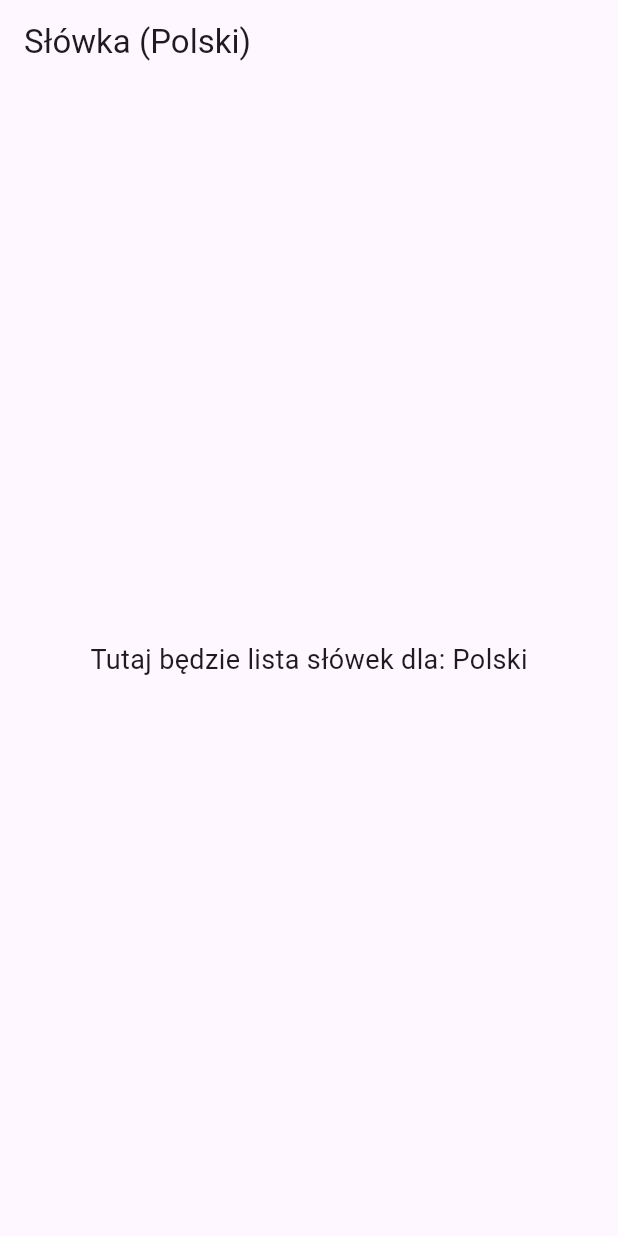
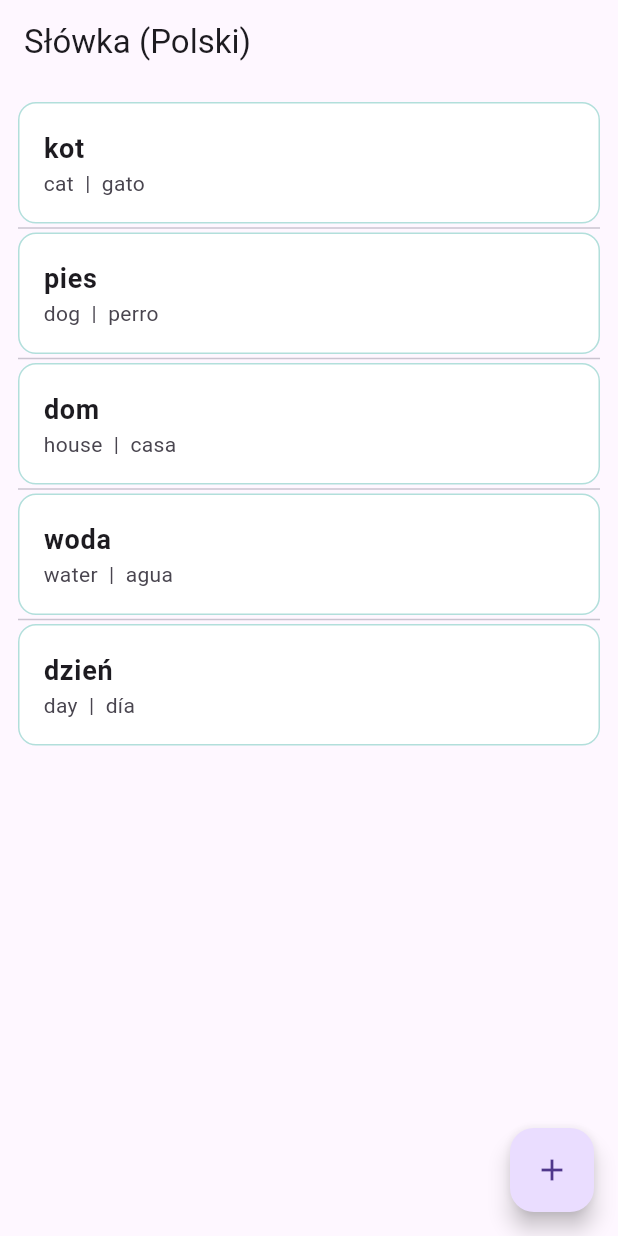
Before and after one commit to d-zienke/words_keeper, a Flutter app: the screen it shows after launch, after a tap on "Wybierz", on a phone screen of 412 x 824 dp. Run offline on Flutter 3.47's test engine with Material 3 defaults, Android fonts, the phone set to English and light mode, and no system bars.

Commit message:
Display word list on HomeScreen based on selected base language
- Add example words (Polish, English, Spanish) as dummy data in WordRepository
- Update HomeScreen to display words using a custom WordTile for each entry
- Show only words that have a translation in the selected base language
- Improve WordTile to show the main word and its translations, styled for readability

```diff
--- a/lib/data/word_repository.dart
+++ b/lib/data/word_repository.dart
@@ -1,8 +1,14 @@
 import '../models/word.dart';
 
 class WordRepository {
-  // Na start prosta lista w pamięci (baza do rozbudowy)
-  final List<Word> _words = [];
+  // Dummy data na start
+  final List<Word> _words = [
+    Word(id: '1', pl: 'kot', en: 'cat', es: 'gato'),
+    Word(id: '2', pl: 'pies', en: 'dog', es: 'perro'),
+    Word(id: '3', pl: 'dom', en: 'house', es: 'casa'),
+    Word(id: '4', pl: 'woda', en: 'water', es: 'agua'),
+    Word(id: '5', pl: 'dzień', en: 'day', es: 'día'),
+  ];
 
   List<Word> getAll() => List.unmodifiable(_words);
 
--- a/lib/screens/home_screen.dart
+++ b/lib/screens/home_screen.dart
@@ -1,20 +1,55 @@
 import 'package:flutter/material.dart';
 import '../models/language.dart';
+import '../data/word_repository.dart';
+import '../models/word.dart';
+import '../widgets/word_tile.dart';
 
 class HomeScreen extends StatelessWidget {
   final Language baseLanguage;
+  final WordRepository repository = WordRepository(); // Na razie lokalnie
 
-  const HomeScreen({required this.baseLanguage, super.key});
+  HomeScreen({required this.baseLanguage, super.key});
 
   @override
   Widget build(BuildContext context) {
+    // Pobieramy listę słówek
+    final List<Word> words = repository.getAll();
+
     return Scaffold(
       appBar: AppBar(title: Text('Słówka (${baseLanguage.name})')),
-      body: Center(
-        child: Text(
-          'Tutaj będzie lista słówek dla: ${baseLanguage.name}',
-          style: const TextStyle(fontSize: 18),
-        ),
+      body: words.isEmpty
+          ? const Center(child: Text('Brak słówek.'))
+          : ListView.separated(
+              padding: const EdgeInsets.all(12),
+              itemCount: words.length,
+              itemBuilder: (context, index) {
+                final word = words[index];
+                // Pokazujemy tylko słówka, które mają podane tłumaczenie w wybranym języku
+                String? mainText;
+                switch (baseLanguage.code) {
+                  case 'pl':
+                    mainText = word.pl;
+                    break;
+                  case 'gb':
+                    mainText = word.en;
+                    break;
+                  case 'es':
+                    mainText = word.es;
+                    break;
+                }
+                if (mainText == null || mainText.isEmpty)
+                  return const SizedBox.shrink();
+
+                return WordTile(word: word, baseLanguage: baseLanguage);
+              },
+              separatorBuilder: (context, index) => const Divider(height: 6),
+            ),
+      floatingActionButton: FloatingActionButton(
+        onPressed: () {
+          // Tu później formularz dodawania słówka
+        },
+        child: const Icon(Icons.add),
+        tooltip: "Dodaj słówko",
       ),
     );
   }
--- a/lib/widgets/word_tile.dart
+++ b/lib/widgets/word_tile.dart
@@ -1,18 +1,53 @@
 import 'package:flutter/material.dart';
+import '../models/word.dart';
+import '../models/language.dart';
 
 class WordTile extends StatelessWidget {
-  final String wordId;
+  final Word word;
+  final Language baseLanguage;
 
-  const WordTile({required this.wordId, super.key});
+  const WordTile({required this.word, required this.baseLanguage, super.key});
 
   @override
   Widget build(BuildContext context) {
+    // Wybieramy słówko w języku podstawowym
+    String mainText = '';
+    String? en = word.en;
+    String? pl = word.pl;
+    String? es = word.es;
+    String subtitle = '';
+
+    switch (baseLanguage.code) {
+      case 'pl':
+        mainText = pl ?? '';
+        subtitle = '${en ?? ''}  |  ${es ?? ''}';
+        break;
+      case 'gb':
+        mainText = en ?? '';
+        subtitle = '${pl ?? ''}  |  ${es ?? ''}';
+        break;
+      case 'es':
+        mainText = es ?? '';
+        subtitle = '${pl ?? ''}  |  ${en ?? ''}';
+        break;
+    }
+
     return ListTile(
-      title: Text('Słówko $wordId'),
-      subtitle: const Text('Tutaj pojawią się tłumaczenia'),
+      title: Text(
+        mainText,
+        style: const TextStyle(fontWeight: FontWeight.bold, fontSize: 18),
+      ),
+      subtitle: Text(subtitle),
       onTap: () {
-        // Po kliknięciu otworzy się modal szczegółów
+        // Tu potem otworzymy szczegóły słówka
       },
+      contentPadding: const EdgeInsets.symmetric(horizontal: 16, vertical: 4),
+      shape: RoundedRectangleBorder(
+        borderRadius: BorderRadius.circular(12),
+        side: BorderSide(color: Colors.teal.shade100),
+      ),
+      tileColor: Colors.white,
+      minVerticalPadding: 12,
     );
   }
 }
```
